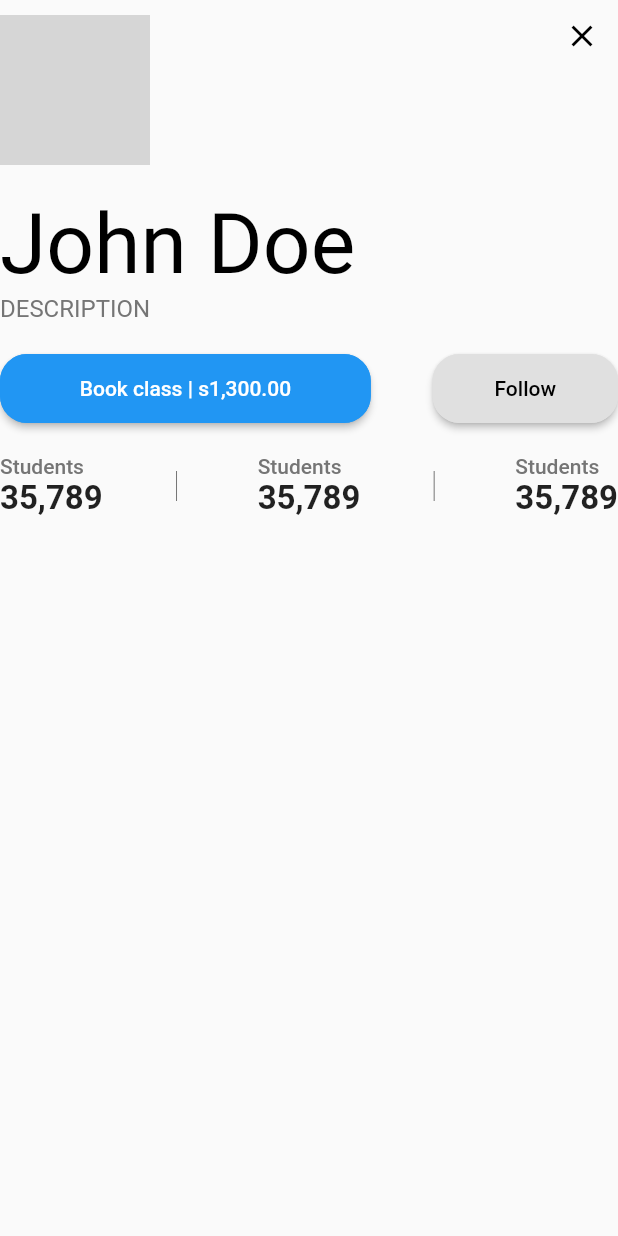
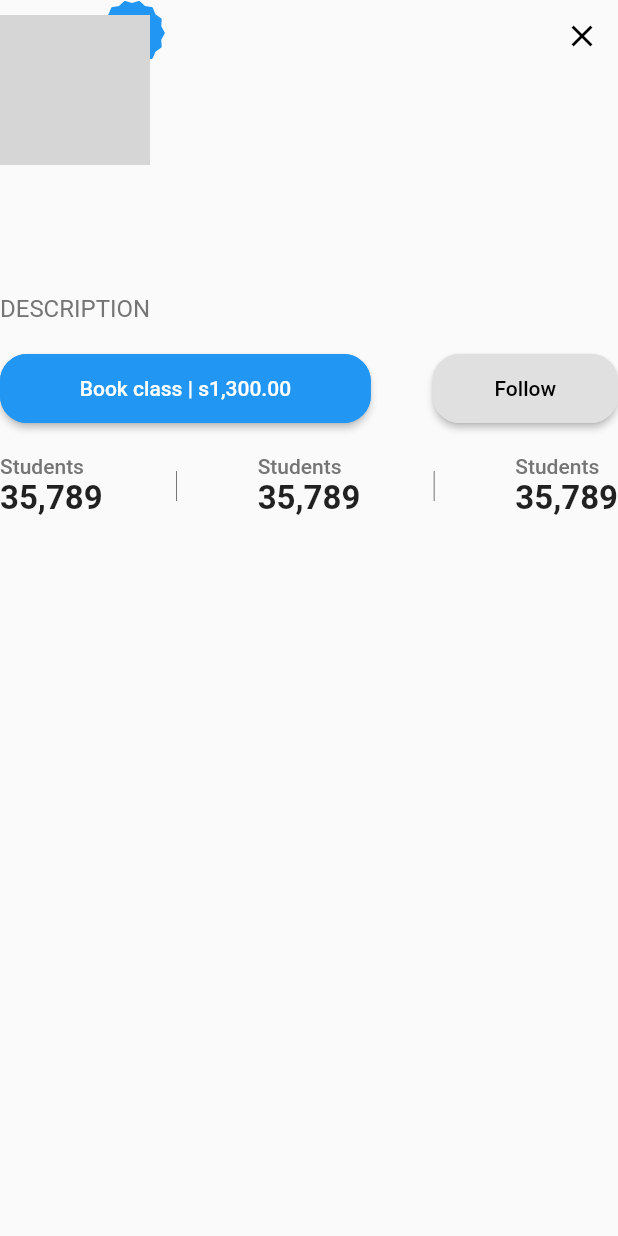
Before and after one commit to vlladislav45/orbis_task, a Flutter app: the ProfileHeader widget shown alone on an empty page, opened directly with empty values, on a phone screen of 412 x 824 dp. Run offline on Flutter 3.47's test engine with Material 2 defaults, Android fonts, the phone set to English and light mode, and no system bars; our stand-ins replace dio, flutter_riverpod, get_it, hooks_riverpod, riverpod, timeline_tile; accounts and stored records are empty; network calls fail; grey boxes are pictures that could not be loaded.

Commit message:
chore: Documentation
Changelog:
* revert the old profile header

```diff
--- a/lib/presentation/widgets/profile_header.dart
+++ b/lib/presentation/widgets/profile_header.dart
@@ -1,18 +1,20 @@
 import 'package:flutter/material.dart';
-import 'package:flutter_custom_clippers/flutter_custom_clippers.dart';
+import 'package:flutter_riverpod/flutter_riverpod.dart';
+import 'package:hooks_riverpod/hooks_riverpod.dart';
 import 'package:orbis_task/model/user.dart';
 import 'package:orbis_task/model/view/statistic.dart' as StatisticModel;
 import 'package:intl/intl.dart';
+import 'package:orbis_task/utils/star_clipper.dart';
 
 final currencyFormat = NumberFormat("#,##0", "en_US");
 
-class ProfileHeader extends StatelessWidget {
+class ProfileHeader extends ConsumerWidget {
   final User user;
 
   const ProfileHeader({Key? key, required this.user}) : super(key: key);
 
   @override
-  Widget build(BuildContext context) {
+  Widget build(BuildContext context, WidgetRef ref) {
     return Container(
       child: Column(
         children: <Widget>[
@@ -20,11 +22,13 @@ class ProfileHeader extends StatelessWidget {
             crossAxisAlignment: CrossAxisAlignment.start,
             mainAxisAlignment: MainAxisAlignment.spaceBetween,
             children: <Widget>[
-              Container(
-                padding: const EdgeInsets.only(top: 10, right: 10),
-                child: Stack(
+              Stack(
                 children: [
                   Container(
+                    width: 110,
+                    height: 110,
+                    padding: const EdgeInsets.only(top: 10, right: 10),
+                    child: Container(
                       width: 100,
                       height: 100,
                       decoration: BoxDecoration(
@@ -35,13 +39,14 @@ class ProfileHeader extends StatelessWidget {
                         ),
                       ),
                     ),
+                  ),
                   Positioned(
-                      right: -5,
-                      top: -5,
+                    right: 0,
+                    top: 0,
                     child: ClipPath(
                       clipper: StarClipper(14),
                       child: Container(
-                          padding: const EdgeInsets.all(10),
+                        padding: EdgeInsets.all(10),
                         decoration: const BoxDecoration(
                           shape: BoxShape.circle,
                           color: Colors.blue,
@@ -57,7 +62,6 @@ class ProfileHeader extends StatelessWidget {
                   ),
                 ],
               ),
-              ),
               IconButton(
                   onPressed: () => {
                         Navigator.pop(context),
@@ -66,7 +70,7 @@ class ProfileHeader extends StatelessWidget {
                   color: Colors.black),
             ],
           ),
-          const SizedBox(height: 20),
+          SizedBox(height: 20),
           Column(
             mainAxisSize: MainAxisSize.max,
             crossAxisAlignment: CrossAxisAlignment.start,
@@ -74,7 +78,7 @@ class ProfileHeader extends StatelessWidget {
               Container(
                 alignment: Alignment.centerLeft,
                 child: Text(
-                  'John Doe',
+                  user.login,
                   style: Theme.of(context).textTheme.headline2?.copyWith(color: Colors.black),
                 ),
               ),
@@ -84,7 +88,7 @@ class ProfileHeader extends StatelessWidget {
               ),
             ],
           ),
-          const SizedBox(height: 20),
+          SizedBox(height: 20),
           Row(
             crossAxisAlignment: CrossAxisAlignment.center,
             mainAxisAlignment: MainAxisAlignment.spaceBetween,
@@ -93,12 +97,12 @@ class ProfileHeader extends StatelessWidget {
                 width: MediaQuery.of(context).size.width * 0.6,
                 child: ElevatedButton(
                   style: ElevatedButton.styleFrom(
-                    padding: const EdgeInsets.all(15),
+                    padding: EdgeInsets.all(15),
                     primary: Colors.blue,
                     onPrimary: Colors.white,
                     shape: RoundedRectangleBorder(
                         borderRadius: BorderRadius.circular(18.0),
-                        side: const BorderSide(
+                        side: BorderSide(
                           color: Colors.blue,
                           width: 2.0,
                         )),
@@ -122,12 +126,12 @@ class ProfileHeader extends StatelessWidget {
                           width: 1.0,
                         )),
                   ),
-                  child: const  Text('Follow'),
+                  child: Text('Follow'),
                 ),
               )
             ],
           ),
-          const SizedBox(height: 20),
+          SizedBox(height: 20),
           _Statistics(),
         ],
       ),
@@ -136,6 +140,7 @@ class ProfileHeader extends StatelessWidget {
 }
 
 class _Statistics extends StatelessWidget {
+  // TODO: Add real statistics data in that case of GitHub OpenAPI
   final List<StatisticModel.Statistic> _statistics = [
     StatisticModel.Statistic(index: 0, title: 'Students', count: 35789),
     StatisticModel.Statistic(index: 0, title: 'Students', count: 35789),
```
Also changed, not shown: images/Screenshot from 2022-05-23 10-23-06.png (added), images/Screenshot from 2022-05-23 10-26-19.png (added), images/list-users.gif (added), images/profile-age.gif (added), 1 other file. Lines whose indentation alone changed are shown as unchanged.
